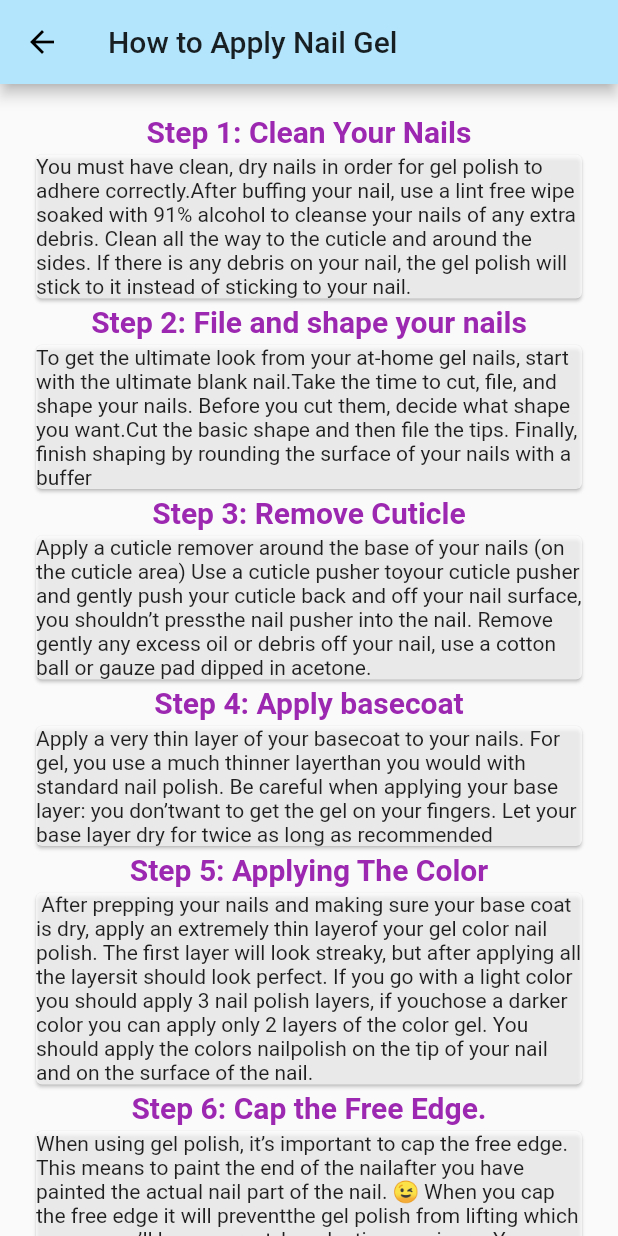
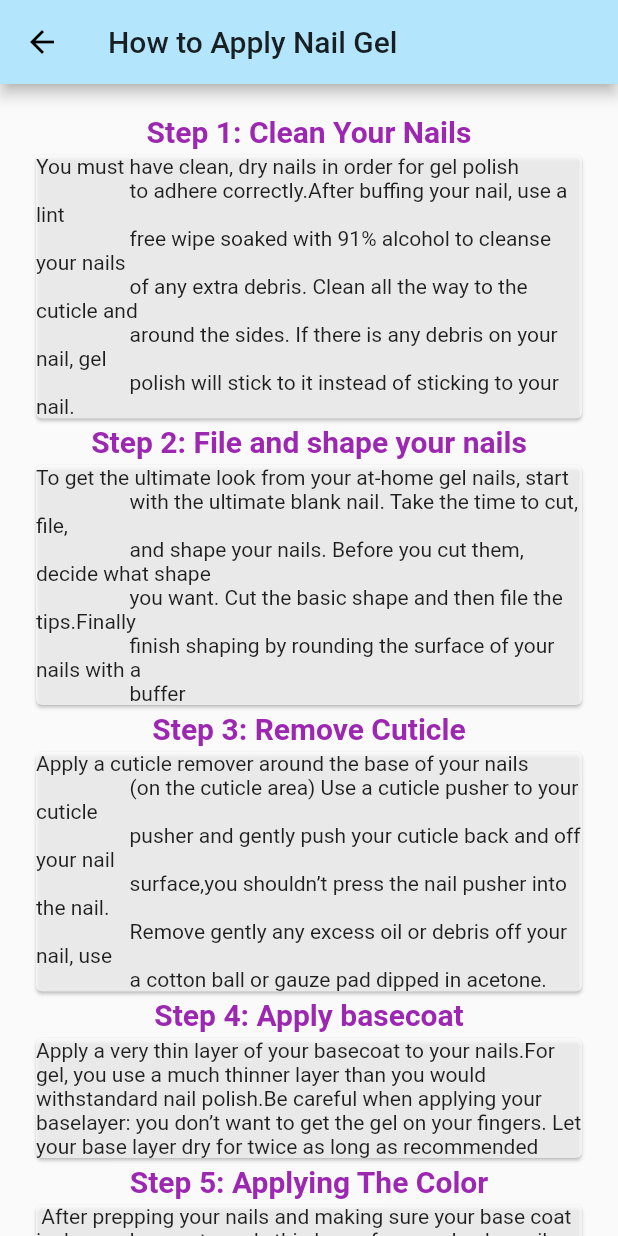
Before and after one commit to JosephineAkello/makeupBuddy, a Flutter app: the NailGel screen opened directly, on a phone screen of 412 x 824 dp. Run offline on Flutter 3.47's test engine with Material 2 defaults, Android fonts, the light colour scheme and no system bars; missing offline and left inert: youtube_player.

Commit message:
add texts formatting

```diff
--- a/lib/morescreens/nailgel.dart
+++ b/lib/morescreens/nailgel.dart
@@ -21,10 +21,13 @@ class NailGel extends StatelessWidget {
             ),
             Card(
               color: Colors.white70,
-              child: Text(
-                  'You must have clean, dry nails in order for gel polish to adhere correctly.'
-                  'After buffing your nail, use a lint free wipe soaked with 91% alcohol to '
-                  'cleanse your nails of any extra debris. Clean all the way to the cuticle and around the sides. If there is any debris on your nail, the gel polish will stick to it instead of sticking to your nail.'),
+              child:
+                  Text("""You must have clean, dry nails in order for gel polish
+                  to adhere correctly.After buffing your nail, use a lint
+                  free wipe soaked with 91% alcohol to cleanse your nails
+                  of any extra debris. Clean all the way to the cuticle and
+                  around the sides. If there is any debris on your nail, gel
+                  polish will stick to it instead of sticking to your nail."""),
             ),
             Text(
               'Step 2: File and shape your nails',
@@ -37,9 +40,12 @@ class NailGel extends StatelessWidget {
             Card(
               color: Colors.white70,
               child: Text(
-                  'To get the ultimate look from your at-home gel nails, start with the ultimate blank nail.'
-                  'Take the time to cut, file, and shape your nails. Before you cut them, decide what shape you want.'
-                  'Cut the basic shape and then file the tips. Finally, finish shaping by rounding the surface of your nails with a buffer '),
+                  """To get the ultimate look from your at-home gel nails, start
+                  with the ultimate blank nail. Take the time to cut, file,
+                  and shape your nails. Before you cut them, decide what shape
+                  you want. Cut the basic shape and then file the tips.Finally
+                  finish shaping by rounding the surface of your nails with a
+                  buffer """),
             ),
             Text(
               'Step 3: Remove Cuticle',
@@ -52,9 +58,12 @@ class NailGel extends StatelessWidget {
             Card(
               color: Colors.white70,
               child: Text(
-                  'Apply a cuticle remover around the base of your nails (on the cuticle area) Use a cuticle pusher to'
-                  'your cuticle pusher and gently push your cuticle back and off your nail surface, you shouldn’t press'
-                  'the nail pusher into the nail. Remove gently any excess oil or debris off your nail, use a cotton ball or gauze pad dipped in acetone.'),
+                  """Apply a cuticle remover around the base of your nails
+                  (on the cuticle area) Use a cuticle pusher to your cuticle
+                  pusher and gently push your cuticle back and off your nail
+                  surface,you shouldn’t press the nail pusher into the nail.
+                  Remove gently any excess oil or debris off your nail, use
+                  a cotton ball or gauze pad dipped in acetone."""),
             ),
             Text(
               'Step 4: Apply basecoat',
@@ -67,9 +76,11 @@ class NailGel extends StatelessWidget {
             Card(
               color: Colors.white70,
               child: Text(
-                  'Apply a very thin layer of your basecoat to your nails. For gel, you use a much thinner layer'
-                  "than you would with standard nail polish. Be careful when applying your base layer: you don’t"
-                  "want to get the gel on your fingers. Let your base layer dry for twice as long as recommended"),
+                  'Apply a very thin layer of your basecoat to your nails.'
+                  'For gel, you use a much thinner layer than you would with'
+                  'standard nail polish.Be careful when applying your base'
+                  "layer: you don’t want to get the gel on your fingers. "
+                  "Let your base layer dry for twice as long as recommended"),
             ),
             Text(
               'Step 5: Applying The Color',
@@ -152,7 +163,7 @@ class NailGel extends StatelessWidget {
                   'to avoid the cuticles and nail edges, but do cover all of the color. If you don’t, the color will look matte and'
                   'can be rubbed off throughout regular wear and tear. As long as it’s covered by the top coat, you are good to go'),
             ),
-              Text(
+            Text(
               'Step 10: Hydrate, Hydrate, Hydrate.',
               style: TextStyle(
                   fontSize: 20.0,
@@ -165,8 +176,7 @@ class NailGel extends StatelessWidget {
               child: Text(
                   'This is basically my mantra when it comes to gel polish. Anyone who has had damage from wearing gel polish probably'
                   'got it from improper removal or from dry cuticles and nails. As long as you remove gel polish correctly and hydrate,'
-                  'hydrate, hydrate, your nails will be as strong as ever.he color with the top coat. You still need'
-                 ),
+                  'hydrate, hydrate, your nails will be as strong as ever.he color with the top coat. You still need'),
             ),
           ],
         ),
```
